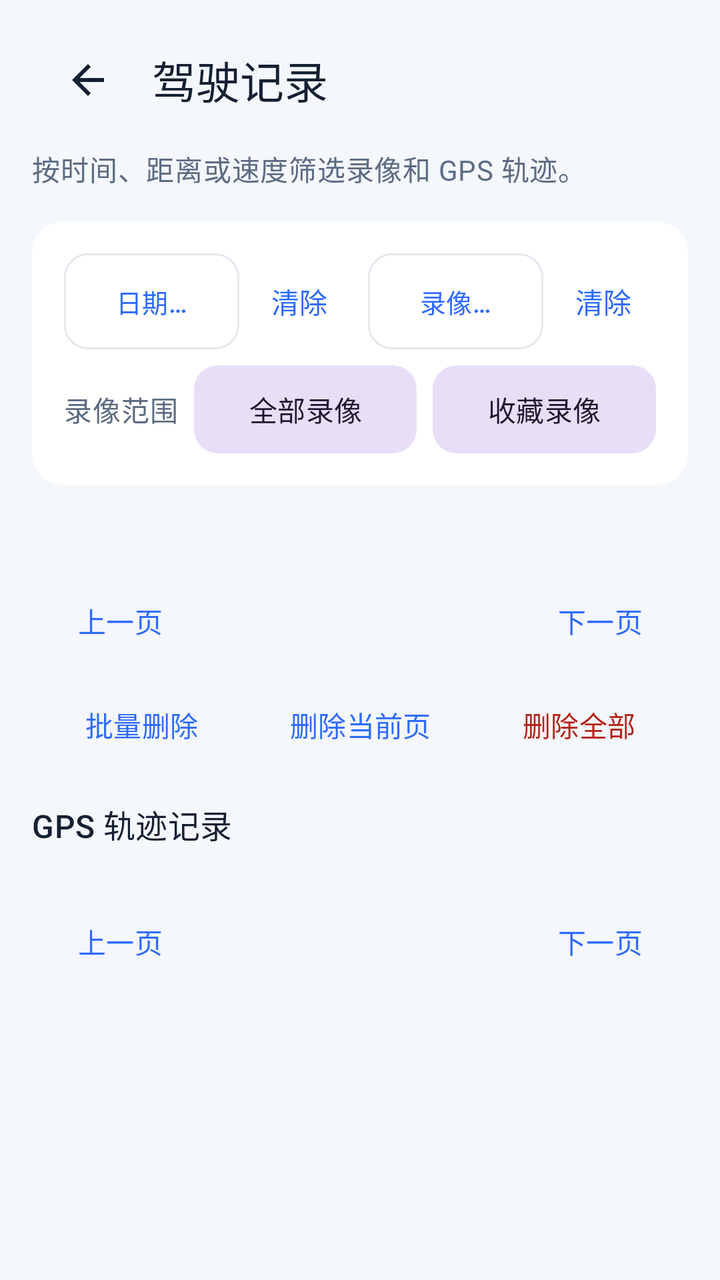
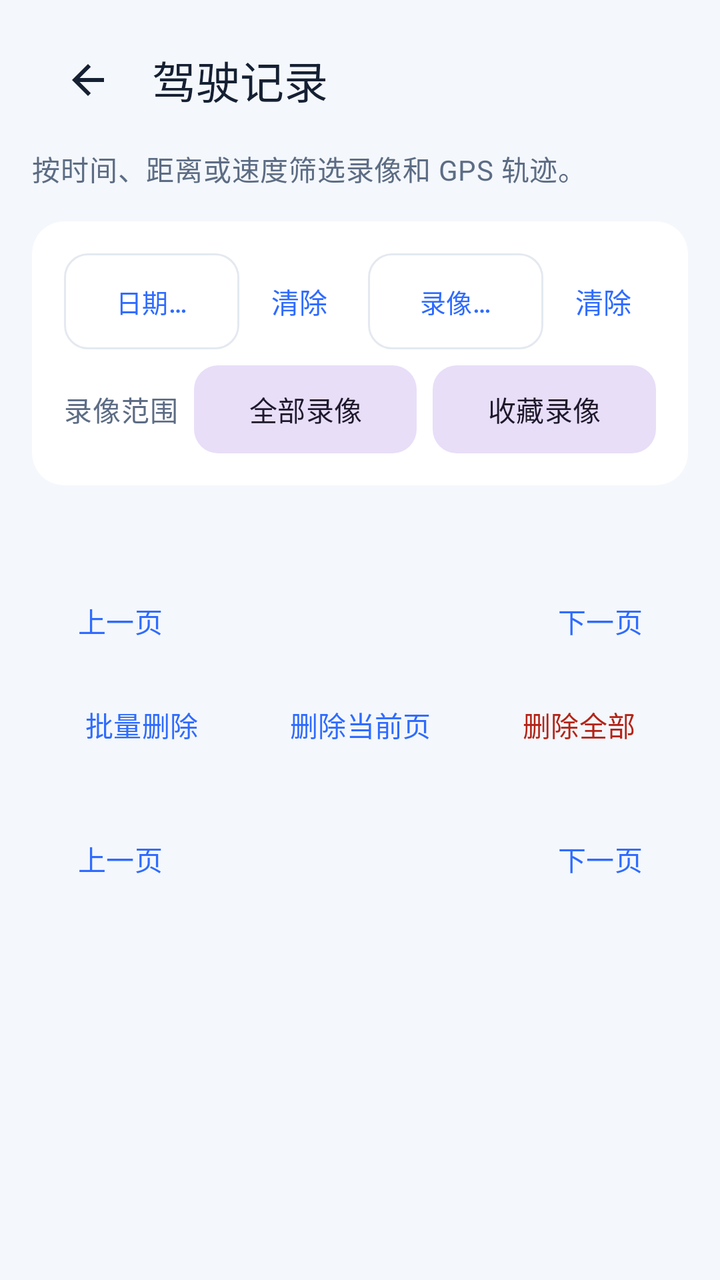

An Android layout rendered at two revisions. The XML below is the earlier revision; the diff shows what the commit changed to produce the second picture.
<!-- AndroidManifest.xml: application theme Theme.CarSpeed -->
<!-- res/layout/activity_history.xml -->
<?xml version="1.0" encoding="utf-8"?>
<ScrollView xmlns:android="http://schemas.android.com/apk/res/android"
    xmlns:app="http://schemas.android.com/apk/res-auto"
    android:layout_width="match_parent"
    android:layout_height="match_parent"
    android:background="@color/brand_sand"
    android:fillViewport="true">

    <LinearLayout
        android:layout_width="match_parent"
        android:layout_height="wrap_content"
        android:orientation="vertical"
        android:paddingStart="16dp"
        android:paddingTop="8dp"
        android:paddingEnd="16dp"
        android:paddingBottom="20dp">

        <com.google.android.material.appbar.MaterialToolbar
            android:id="@+id/toolbar"
            android:layout_width="match_parent"
            android:layout_height="wrap_content"
            android:backgroundTint="@android:color/transparent"
            app:navigationIcon="@drawable/ic_nav_back"
            app:title="@string/history_title"
            app:titleTextColor="@color/text_primary" />

        <TextView
            android:layout_width="match_parent"
            android:layout_height="wrap_content"
            android:layout_marginTop="2dp"
            android:text="@string/history_subtitle"
            android:textAppearance="@style/TextAppearance.CarSpeed.Body" />

        <com.google.android.material.card.MaterialCardView
            style="@style/Widget.CarSpeed.Card"
            android:layout_width="match_parent"
            android:layout_height="wrap_content"
            android:layout_marginTop="16dp">

            <LinearLayout
                android:layout_width="match_parent"
                android:layout_height="wrap_content"
                android:orientation="vertical"
                android:padding="16dp">

                <LinearLayout
                    android:layout_width="match_parent"
                    android:layout_height="wrap_content"
                    android:gravity="center_vertical"
                    android:orientation="horizontal">

                    <com.google.android.material.button.MaterialButton
                        android:id="@+id/btnVideoDate"
                        style="@style/Widget.CarSpeed.Button.Outlined"
                        android:layout_width="0dp"
                        android:layout_height="wrap_content"
                        android:layout_weight="1"
                        android:ellipsize="end"
                        android:maxLines="1"
                        android:minHeight="48dp"
                        android:text="@string/photo_filter_all"
                        android:textSize="13sp" />

                    <com.google.android.material.button.MaterialButton
                        android:id="@+id/btnVideoDateClear"
                        style="@style/Widget.CarSpeed.Button.Text"
                        android:layout_width="wrap_content"
                        android:layout_height="wrap_content"
                        android:layout_marginStart="4dp"
                        android:minWidth="48dp"
                        android:text="@string/video_filter_clear" />

                    <com.google.android.material.button.MaterialButton
                        android:id="@+id/btnVideoFilterDialog"
                        style="@style/Widget.CarSpeed.Button.Outlined"
                        android:layout_width="0dp"
                        android:layout_height="wrap_content"
                        android:layout_marginStart="8dp"
                        android:layout_weight="1"
                        android:ellipsize="end"
                        android:maxLines="1"
                        android:minHeight="48dp"
                        android:text="@string/video_filter_none"
                        android:textSize="13sp" />

                    <com.google.android.material.button.MaterialButton
                        android:id="@+id/btnVideoFilterClear"
                        style="@style/Widget.CarSpeed.Button.Text"
                        android:layout_width="wrap_content"
                        android:layout_height="wrap_content"
                        android:layout_marginStart="4dp"
                        android:minWidth="48dp"
                        android:text="@string/video_filter_clear" />
                </LinearLayout>

                <LinearLayout
                    android:layout_width="match_parent"
                    android:layout_height="wrap_content"
                    android:layout_marginTop="8dp"
                    android:gravity="center_vertical"
                    android:orientation="horizontal">

                    <TextView
                        android:layout_width="wrap_content"
                        android:layout_height="wrap_content"
                        android:layout_marginEnd="8dp"
                        android:text="@string/video_scope_label"
                        android:textAppearance="@style/TextAppearance.CarSpeed.Body" />

                    <com.google.android.material.button.MaterialButton
                        android:id="@+id/btnVideoScopeAll"
                        style="@style/Widget.CarSpeed.Button.Tonal"
                        android:layout_width="0dp"
                        android:layout_height="wrap_content"
                        android:layout_weight="1"
                        android:text="@string/video_scope_all" />

                    <com.google.android.material.button.MaterialButton
                        android:id="@+id/btnVideoScopeFavorites"
                        style="@style/Widget.CarSpeed.Button.Tonal"
                        android:layout_width="0dp"
                        android:layout_height="wrap_content"
                        android:layout_marginStart="8dp"
                        android:layout_weight="1"
                        android:text="@string/video_scope_favorites" />
                </LinearLayout>
            </LinearLayout>
        </com.google.android.material.card.MaterialCardView>

        <TextView
            android:id="@+id/tvVideoSummary"
            android:layout_width="match_parent"
            android:layout_height="wrap_content"
            android:layout_marginTop="18dp"
            android:textAppearance="@style/TextAppearance.CarSpeed.SectionTitle" />

        <LinearLayout
            android:layout_width="match_parent"
            android:layout_height="wrap_content"
            android:layout_marginTop="8dp"
            android:gravity="center_vertical"
            android:orientation="horizontal">

            <com.google.android.material.button.MaterialButton
                android:id="@+id/btnVideoPrevPage"
                style="@style/Widget.CarSpeed.Button.Text"
                android:layout_width="wrap_content"
                android:layout_height="wrap_content"
                android:text="@string/page_previous" />

            <TextView
                android:id="@+id/tvVideoPage"
                android:layout_width="0dp"
                android:layout_height="wrap_content"
                android:layout_weight="1"
                android:gravity="center"
                android:textAppearance="@style/TextAppearance.CarSpeed.Body" />

            <com.google.android.material.button.MaterialButton
                android:id="@+id/btnVideoNextPage"
                style="@style/Widget.CarSpeed.Button.Text"
                android:layout_width="wrap_content"
                android:layout_height="wrap_content"
                android:text="@string/page_next" />
        </LinearLayout>

        <LinearLayout
            android:id="@+id/layoutBatchActions"
            android:layout_width="match_parent"
            android:layout_height="wrap_content"
            android:layout_marginTop="4dp"
            android:orientation="vertical"
            android:visibility="gone">

            <LinearLayout
                android:layout_width="match_parent"
                android:layout_height="wrap_content"
                android:gravity="center_vertical"
                android:orientation="horizontal">

                <com.google.android.material.button.MaterialButton
                    android:id="@+id/btnBatchExit"
                    style="@style/Widget.CarSpeed.Button.Text"
                    android:layout_width="wrap_content"
                    android:layout_height="wrap_content"
                    android:text="@string/video_batch_exit" />

                <com.google.android.material.button.MaterialButton
                    android:id="@+id/btnBatchToggleAll"
                    style="@style/Widget.CarSpeed.Button.Tonal"
                    android:layout_width="0dp"
                    android:layout_height="wrap_content"
                    android:layout_marginStart="8dp"
                    android:layout_weight="1"
                    android:text="@string/video_batch_select_all" />
            </LinearLayout>

            <LinearLayout
                android:layout_width="match_parent"
                android:layout_height="wrap_content"
                android:gravity="center_vertical"
                android:orientation="horizontal">

                <com.google.android.material.button.MaterialButton
                    android:id="@+id/btnBatchExportSelected"
                    style="@style/Widget.CarSpeed.Button.Tonal"
                    android:layout_width="0dp"
                    android:layout_height="wrap_content"
                    android:layout_weight="1"
                    android:text="@string/video_batch_export_selected" />

                <com.google.android.material.button.MaterialButton
                    android:id="@+id/btnBatchDeleteSelected"
                    style="@style/Widget.CarSpeed.Button"
                    android:layout_width="0dp"
                    android:layout_height="wrap_content"
                    android:layout_marginStart="8dp"
                    android:layout_weight="1"
                    android:text="@string/video_batch_delete_selected" />
            </LinearLayout>
        </LinearLayout>

        <LinearLayout
            android:id="@+id/layoutVideoList"
            android:layout_width="match_parent"
            android:layout_height="wrap_content"
            android:layout_marginTop="8dp"
            android:orientation="vertical" />

        <LinearLayout
            android:layout_width="match_parent"
            android:layout_height="wrap_content"
            android:layout_marginTop="4dp"
            android:gravity="center_vertical"
            android:orientation="horizontal">

            <com.google.android.material.button.MaterialButton
                android:id="@+id/btnBatchDelete"
                style="@style/Widget.CarSpeed.Button.Text"
                android:layout_width="0dp"
                android:layout_height="wrap_content"
                android:layout_weight="1"
                android:text="@string/video_batch_delete" />

            <com.google.android.material.button.MaterialButton
                android:id="@+id/btnDeleteCurrentPage"
                style="@style/Widget.CarSpeed.Button.Text"
                android:layout_width="0dp"
                android:layout_height="wrap_content"
                android:layout_weight="1"
                android:text="@string/video_delete_current_page" />

            <com.google.android.material.button.MaterialButton
                android:id="@+id/btnDeleteAllVideos"
                style="@style/Widget.CarSpeed.Button.Text.Danger"
                android:layout_width="0dp"
                android:layout_height="wrap_content"
                android:layout_weight="1"
                android:text="@string/video_delete_all" />
        </LinearLayout>

        <TextView
            android:layout_width="match_parent"
            android:layout_height="wrap_content"
            android:layout_marginTop="18dp"
            android:text="@string/gps_track_history_title"
            android:textAppearance="@style/TextAppearance.CarSpeed.SectionTitle" />

        <TextView
            android:id="@+id/tvGpsTrackSummary"
            android:layout_width="match_parent"
            android:layout_height="wrap_content"
            android:layout_marginTop="4dp"
            android:textAppearance="@style/TextAppearance.CarSpeed.Body" />

        <LinearLayout
            android:layout_width="match_parent"
            android:layout_height="wrap_content"
            android:layout_marginTop="4dp"
            android:gravity="center_vertical"
            android:orientation="horizontal">

            <com.google.android.material.button.MaterialButton
                android:id="@+id/btnGpsPrevPage"
                style="@style/Widget.CarSpeed.Button.Text"
                android:layout_width="wrap_content"
                android:layout_height="wrap_content"
                android:text="@string/page_previous" />

            <TextView
                android:id="@+id/tvGpsPage"
                android:layout_width="0dp"
                android:layout_height="wrap_content"
                android:layout_weight="1"
                android:gravity="center"
                android:textAppearance="@style/TextAppearance.CarSpeed.Body" />

            <com.google.android.material.button.MaterialButton
                android:id="@+id/btnGpsNextPage"
                style="@style/Widget.CarSpeed.Button.Text"
                android:layout_width="wrap_content"
                android:layout_height="wrap_content"
                android:text="@string/page_next" />
        </LinearLayout>

        <LinearLayout
            android:id="@+id/layoutGpsTrackList"
            android:layout_width="match_parent"
            android:layout_height="wrap_content"
            android:layout_marginTop="8dp"
            android:orientation="vertical" />
    </LinearLayout>
</ScrollView>
<!-- resources referenced by this layout -->
<resources>
  <color name="brand_sand">#F4F7FB</color>
  <color name="text_primary">#152033</color>
  <string name="gps_track_history_title">GPS 轨迹记录</string>
  <string name="history_subtitle">按时间、距离或速度筛选录像和 GPS 轨迹。</string>
  <string name="history_title">驾驶记录</string>
  <string name="page_next">下一页</string>
  <string name="page_previous">上一页</string>
  <string name="photo_filter_all">日期过滤</string>
  <string name="video_batch_delete">批量删除</string>
  <string name="video_batch_delete_selected">删除所选</string>
  <string name="video_batch_exit">退出批量</string>
  <string name="video_batch_export_selected">导出所选</string>
  <string name="video_batch_select_all">全选本页</string>
  <string name="video_delete_all">删除全部</string>
  <string name="video_delete_current_page">删除当前页</string>
  <string name="video_filter_clear">清除</string>
  <string name="video_filter_none">录像筛选</string>
  <string name="video_scope_all">全部录像</string>
  <string name="video_scope_favorites">收藏录像</string>
  <string name="video_scope_label">录像范围</string>
  <style name="TextAppearance.CarSpeed.Body" parent="TextAppearance.Material3.BodyMedium">
          <item name="android:textColor">@color/text_secondary</item>
      </style>
  <style name="TextAppearance.CarSpeed.SectionTitle" parent="TextAppearance.Material3.TitleMedium">
          <item name="android:textColor">@color/text_primary</item>
      </style>
  <style name="Widget.CarSpeed.Button" parent="Widget.Material3.Button">
          <item name="cornerRadius">12dp</item>
          <item name="android:minHeight">48dp</item>
          <item name="android:insetTop">0dp</item>
          <item name="android:insetBottom">0dp</item>
      </style>
  <style name="Widget.CarSpeed.Button.Text" parent="Widget.Material3.Button.TextButton">
          <item name="cornerRadius">12dp</item>
          <item name="android:minHeight">40dp</item>
          <item name="android:insetTop">0dp</item>
          <item name="android:insetBottom">0dp</item>
      </style>
  <style name="Widget.CarSpeed.Button.Text.Danger" parent="Widget.CarSpeed.Button.Text">
          <item name="android:textColor">@color/text_danger</item>
      </style>
  <style name="Widget.CarSpeed.Button.Tonal" parent="Widget.Material3.Button.TonalButton">
          <item name="cornerRadius">12dp</item>
          <item name="android:minHeight">44dp</item>
          <item name="android:insetTop">0dp</item>
          <item name="android:insetBottom">0dp</item>
      </style>
  <style name="Widget.CarSpeed.Card" parent="Widget.Material3.CardView.Elevated">
          <item name="cardBackgroundColor">@color/surface_primary</item>
          <item name="strokeWidth">0dp</item>
          <item name="cardCornerRadius">16dp</item>
          <item name="cardElevation">0dp</item>
      </style>
  <color name="text_secondary">#5C6C84</color>
  <color name="divider_soft">#E4E9F0</color>
  <color name="text_danger">#B42318</color>
  <color name="surface_primary">#FFFFFF</color>
  <color name="brand_blue">#2E6BFF</color>
  <color name="brand_teal">#1FB8A6</color>
  <style name="Widget.CarSpeed.SeekBar" parent="Widget.AppCompat.SeekBar">
          <item name="android:progressTint">@color/brand_blue</item>
          <item name="android:thumbTint">@color/brand_blue</item>
          <item name="android:progressBackgroundTint">@color/divider_soft</item>
          <item name="android:minHeight">48dp</item>
      </style>
  <style name="Widget.CarSpeed.ProgressBar" parent="Widget.AppCompat.ProgressBar.Horizontal">
          <item name="android:progressTint">@color/brand_blue</item>
          <item name="android:progressBackgroundTint">@color/divider_soft</item>
          <item name="android:minHeight">4dp</item>
      </style>
  <color name="surface_secondary">#EAF0F8</color>
  <!-- unchanged entries left out for length: 7 -->
</resources>

<!-- the commit's change to res/layout/activity_history.xml (unified diff, before → after) -->
@@ -260,11 +260,13 @@
         </LinearLayout>
 
         <TextView
+            android:id="@+id/tvGpsTrackTitle"
             android:layout_width="match_parent"
             android:layout_height="wrap_content"
             android:layout_marginTop="18dp"
             android:text="@string/gps_track_history_title"
-            android:textAppearance="@style/TextAppearance.CarSpeed.SectionTitle" />
+            android:textAppearance="@style/TextAppearance.CarSpeed.SectionTitle"
+            android:visibility="gone" />
 
         <TextView
             android:id="@+id/tvGpsTrackSummary"
